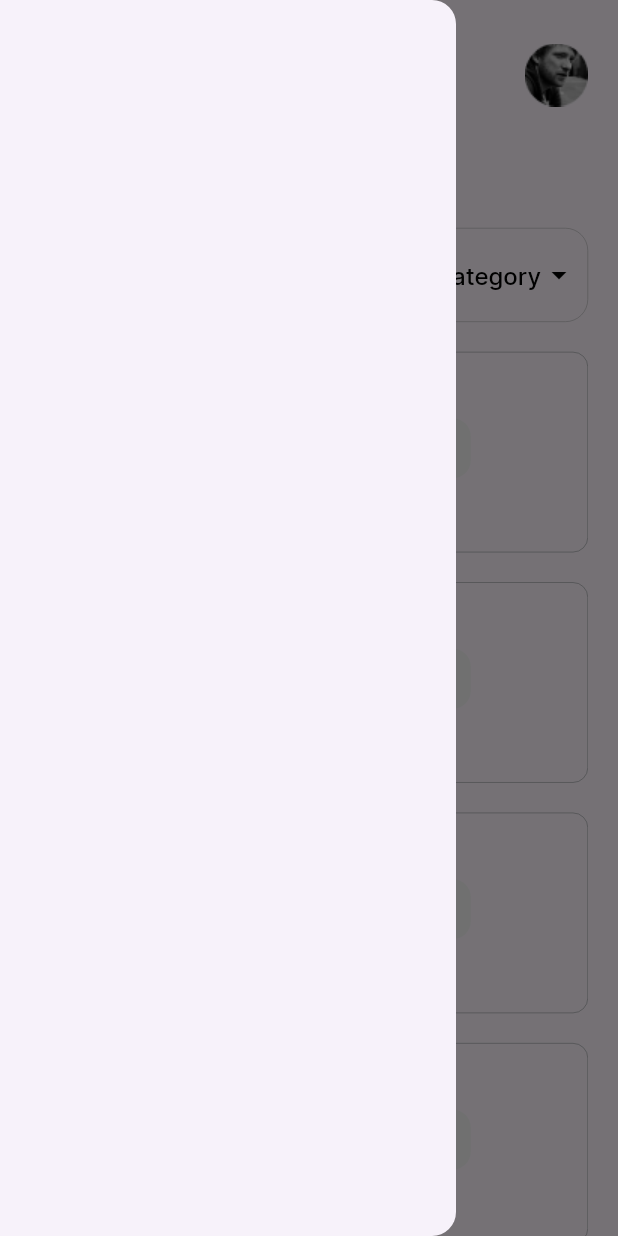
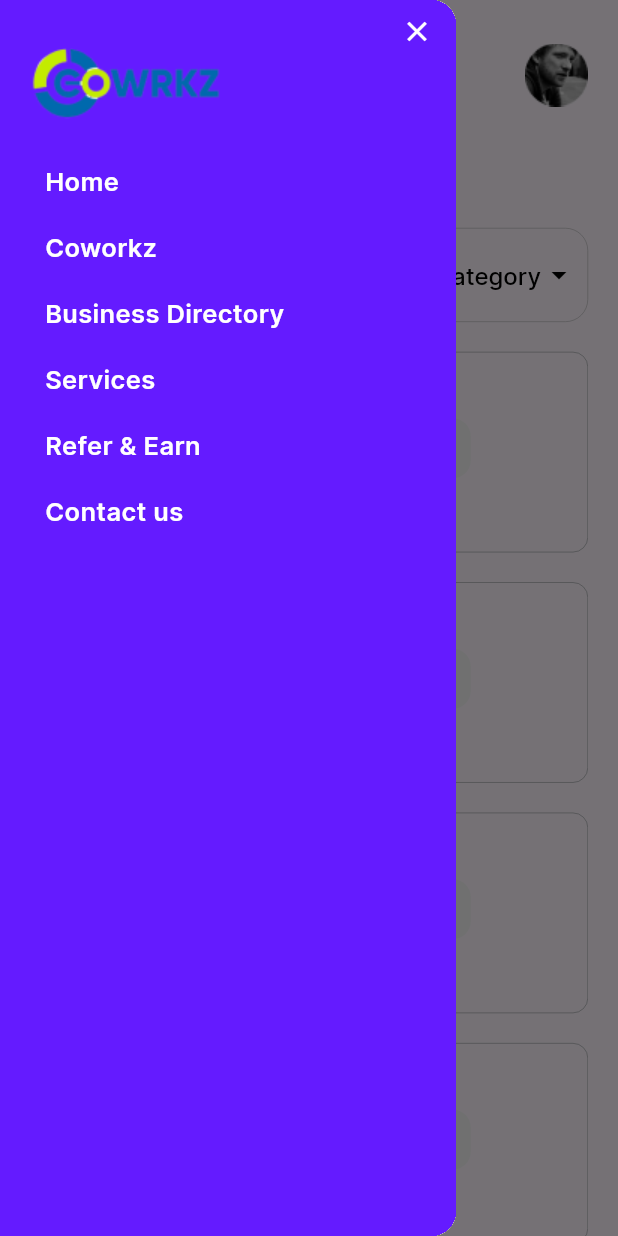
Before and after one commit to Smohana-Priya/coworks_app_ithots, a Flutter app: the Directory screen opened directly, with the side drawer open, on a phone screen of 412 x 824 dp. Run offline on Flutter 3.47's test engine with Material 3 defaults, Android fonts, the light colour scheme and no system bars.

Commit message:
drawer added

```diff
--- /dev/null
+++ b/lib/data/nav_items.dart
@@ -0,0 +1,10 @@
+import 'package:coworks_app_ithots/utils/app_const.dart';
+
+final List navItems = [
+  AppConst.home,
+  AppConst.coWorks,
+  AppConst.directory,
+  AppConst.services,
+  AppConst.refer,
+  AppConst.contact
+];
--- a/lib/screens/directory/directory.dart
+++ b/lib/screens/directory/directory.dart
@@ -5,6 +5,7 @@ import 'package:flutter/material.dart';
 
 import '../../utils/app_images.dart';
 import '../../widgets/category_dropdown.dart';
+import '../drawer/drawer.dart';
 import 'directory_details.dart';
 
 class Directory extends StatefulWidget {
@@ -33,7 +34,9 @@ class _DirectoryState extends State<Directory> {
   Widget build(BuildContext context) {
     return SafeArea(
       child: Scaffold(
-        drawer: Drawer(),
+        drawer: Drawer(
+          child: CoworksDrawer(),
+        ),
         appBar: AppBar(
           toolbarHeight: 100,
           centerTitle: true,
--- a/lib/screens/drawer/drawer.dart
+++ b/lib/screens/drawer/drawer.dart
@@ -1,3 +1,6 @@
+import 'package:coworks_app_ithots/data/nav_items.dart';
+import 'package:coworks_app_ithots/utils/app_colors.dart';
+import 'package:coworks_app_ithots/utils/app_images.dart';
 import 'package:flutter/material.dart';
 
 class CoworksDrawer extends StatelessWidget {
@@ -5,6 +8,50 @@ class CoworksDrawer extends StatelessWidget {
 
   @override
   Widget build(BuildContext context) {
-    return const Placeholder();
+    return Scaffold(
+      backgroundColor: AppColors.primary,
+      body: Column(
+        crossAxisAlignment: CrossAxisAlignment.start,
+        children: [
+          Align(
+            alignment: Alignment.topRight,
+            child: InkWell(
+              onTap: () {
+                Navigator.pop(context);
+              },
+              child: Padding(
+                padding: const EdgeInsets.only(top: 10, right: 15),
+                child: Icon(
+                  Icons.close,
+                  size: 22,
+                  color: Colors.white,
+                ),
+              ),
+            ),
+          ),
+          Padding(
+            padding: const EdgeInsets.only(
+              left: 20,
+            ),
+            child: Image.asset(AppImages.logo),
+          ),
+          SizedBox(
+            height: 30,
+          ),
+          for (int i = 0; i < navItems.length; i++)
+            Padding(
+              padding: const EdgeInsets.only(left: 30, bottom: 20),
+              child: Text(
+                navItems[i],
+                style: TextStyle(
+                    color: Colors.white,
+                    fontFamily: 'Inter',
+                    fontSize: 17,
+                    fontWeight: FontWeight.w600),
+              ),
+            ),
+        ],
+      ),
+    );
   }
 }
--- a/lib/screens/home.dart
+++ b/lib/screens/home.dart
@@ -5,6 +5,7 @@ import 'package:flutter/material.dart';
 import '../utils/app_colors.dart';
 import '../utils/app_const.dart';
 import '../utils/app_images.dart';
+import 'drawer/drawer.dart';
 
 class Home extends StatefulWidget {
   const Home({super.key});
@@ -64,7 +65,9 @@ class _HomeState extends State<Home> {
   Widget build(BuildContext context) {
     return SafeArea(
       child: Scaffold(
-        drawer: Drawer(),
+        drawer: Drawer(
+          child: CoworksDrawer(),
+        ),
         appBar: AppBar(
           toolbarHeight: 90,
           centerTitle: true,
--- a/lib/screens/services/service_details.dart
+++ b/lib/screens/services/service_details.dart
@@ -4,6 +4,7 @@ import 'package:coworks_app_ithots/widgets/common_button.dart';
 import 'package:flutter/material.dart';
 
 import '../../utils/app_images.dart';
+import '../drawer/drawer.dart';
 
 class ServiceDetails extends StatelessWidget {
   final String title;
@@ -13,7 +14,9 @@ class ServiceDetails extends StatelessWidget {
   Widget build(BuildContext context) {
     return SafeArea(
       child: Scaffold(
-        drawer: Drawer(),
+        drawer: Drawer(
+          child: CoworksDrawer(),
+        ),
         appBar: AppBar(
           toolbarHeight: 65,
           centerTitle: true,
--- a/lib/screens/services/services.dart
+++ b/lib/screens/services/services.dart
@@ -4,6 +4,7 @@ import 'package:flutter/material.dart';
 import '../../utils/app_colors.dart';
 import '../../utils/app_const.dart';
 import '../../utils/app_images.dart';
+import '../drawer/drawer.dart';
 
 class Services extends StatefulWidget {
   const Services({super.key});
@@ -60,7 +61,9 @@ class _ServicesState extends State<Services> {
   Widget build(BuildContext context) {
     return SafeArea(
       child: Scaffold(
-        drawer: Drawer(),
+        drawer: Drawer(
+          child: CoworksDrawer(),
+        ),
         appBar: AppBar(
           toolbarHeight: 65,
           centerTitle: true,
--- a/lib/utils/app_const.dart
+++ b/lib/utils/app_const.dart
@@ -1,5 +1,6 @@
 class AppConst {
   static const String hello = 'Hey, Hello 👋';
+  static const String home = 'Home';
   static const String enterCred =
       'Enter your credentials to access your\naccount';
   static const String email = 'EMAIL OR PHONE';
@@ -32,6 +33,8 @@ class AppConst {
   static const String dirDetails = 'Directory details';
   static const String enterpriseName = 'Enterprise name';
   static const String search = 'Search';
+  static const String contact = 'Contact us';
+  static const String refer = 'Refer & Earn';
   static const String lorem =
       'Lorem ipsum dolor sit amet, consectetur adipiscing elit, sed do eiusmod tempor incididunt ut labore et dolore magna aliqua. Ut enim ad minim veniam, quis nostrud exercitation ullamco laboris nisi ut aliquip ex ea commodo consequat. Duis aute irure dolor in reprehenderit in voluptate velit esse cillum dolore eu fugiat nulla pariatur. Excepteur sint occaecat cupidatat non proident, sunt in culpa qui officia deserunt mollit anim id est laborum."';
   static const String lorem2 =
```
